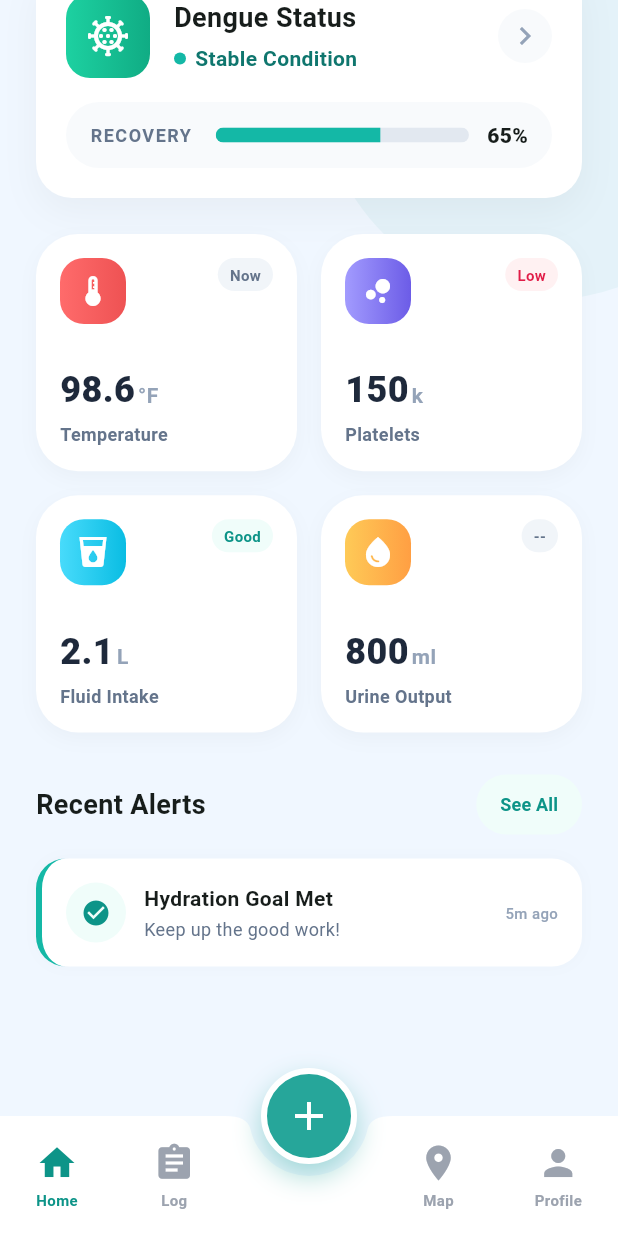
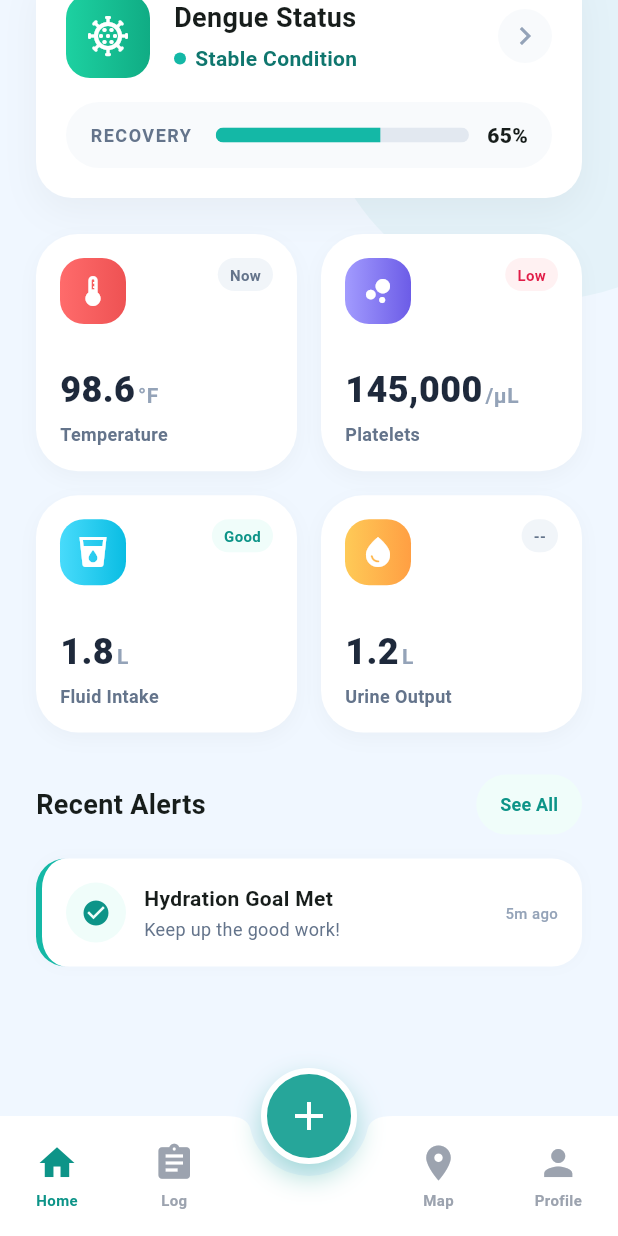
Before and after one commit to sachithravithanage/VitalTrack-MVP, a Flutter app: the DengueDashboardScreen screen opened directly, scrolled down 122 dp, on a phone screen of 412 x 824 dp. Run offline on Flutter 3.47's test engine with Material 3 defaults, Android fonts, the phone set to English and light mode, and no system bars; network calls fail; Roboto replaces fonts that are missing (Nunito).

Commit message:
Add dynamic charts and real-time data tracking for Dengue

```diff
--- a/lib/dengu.dart
+++ b/lib/dengu.dart
@@ -1,12 +1,17 @@
 import 'package:flutter/material.dart';
+import 'package:provider/provider.dart';
+import 'health_data_provider.dart'; // Import the provider
 import 'dengue_health_data_history.dart';
-import 'activity_log.dart'; // Import the new Activity Log screen
+import 'activity_log.dart';
 
 class DengueDashboardScreen extends StatelessWidget {
   const DengueDashboardScreen({super.key});
 
   @override
   Widget build(BuildContext context) {
+    // 1. THIS IS THE MAGIC LINE: Watch the provider for live updates!
+    final metrics = context.watch<HealthDataProvider>().metricsData;
+
     return Scaffold(
       body: SafeArea(
         child: Stack(
@@ -32,7 +37,8 @@ class DengueDashboardScreen extends StatelessWidget {
                   const SizedBox(height: 24),
                   _buildDengueStatusCard(),
                   const SizedBox(height: 24),
-                  _buildVitalsGrid(context),
+                  // 2. Pass the live metrics to your grid
+                  _buildVitalsGrid(context, metrics),
                   const SizedBox(height: 24),
                   _buildRecentAlerts(),
                 ],
@@ -43,7 +49,7 @@ class DengueDashboardScreen extends StatelessWidget {
       ),
       floatingActionButton: _buildFloatingActionButton(),
       floatingActionButtonLocation: FloatingActionButtonLocation.centerDocked,
-      bottomNavigationBar: _buildBottomNavigationBar(context), // Passed context here
+      bottomNavigationBar: _buildBottomNavigationBar(context),
     );
   }
 
@@ -168,15 +174,36 @@ class DengueDashboardScreen extends StatelessWidget {
     );
   }
 
-  Widget _buildVitalsGrid(BuildContext context) {
+  // 3. UPDATED TO USE LIVE DATA FROM THE PROVIDER
+  Widget _buildVitalsGrid(BuildContext context, Map<String, MetricConfig> metrics) {
     return GridView.count(
       crossAxisCount: 2, shrinkWrap: true, physics: const NeverScrollableScrollPhysics(),
       crossAxisSpacing: 16, mainAxisSpacing: 16, childAspectRatio: 1.1,
       children: [
-        _buildMetricCard(context: context, tabName: 'Temperature', icon: Icons.thermostat, iconColors: const [Color(0xFFFF6B6B), Color(0xFFEE5253)], value: '98.6', unit: '°F', label: 'Temperature', badgeText: 'Now', badgeColor: const Color(0xFFF1F5F9), badgeTextColor: const Color(0xFF64748B)),
-        _buildMetricCard(context: context, tabName: 'Platelets', icon: Icons.bubble_chart, iconColors: const [Color(0xFFA29BFE), Color(0xFF6C5CE7)], value: '150', unit: 'k', label: 'Platelets', badgeText: 'Low', badgeColor: const Color(0xFFFFF1F2), badgeTextColor: const Color(0xFFE11D48)),
-        _buildMetricCard(context: context, tabName: 'Fluid Intake', icon: Icons.local_drink, iconColors: const [Color(0xFF48DBFB), Color(0xFF0ABDE3)], value: '2.1', unit: 'L', label: 'Fluid Intake', badgeText: 'Good', badgeColor: const Color(0xFFF0FDFA), badgeTextColor: const Color(0xFF0D9488)),
-        _buildMetricCard(context: context, tabName: 'Urine Output', icon: Icons.water_drop, iconColors: const [Color(0xFFFECA57), Color(0xFFFF9F43)], value: '800', unit: 'ml', label: 'Urine Output', badgeText: '--', badgeColor: const Color(0xFFF1F5F9), badgeTextColor: const Color(0xFF64748B)),
+        _buildMetricCard(
+            context: context, tabName: 'Temperature', icon: Icons.thermostat, iconColors: const [Color(0xFFFF6B6B), Color(0xFFEE5253)],
+            value: metrics['Temperature']!.currentValue, // Live Value
+            unit: metrics['Temperature']!.unit,          // Live Unit
+            label: 'Temperature', badgeText: 'Now', badgeColor: const Color(0xFFF1F5F9), badgeTextColor: const Color(0xFF64748B)
+        ),
+        _buildMetricCard(
+            context: context, tabName: 'Platelets', icon: Icons.bubble_chart, iconColors: const [Color(0xFFA29BFE), Color(0xFF6C5CE7)],
+            value: metrics['Platelets']!.currentValue,   // Live Value
+            unit: metrics['Platelets']!.unit,            // Live Unit
+            label: 'Platelets', badgeText: 'Low', badgeColor: const Color(0xFFFFF1F2), badgeTextColor: const Color(0xFFE11D48)
+        ),
+        _buildMetricCard(
+            context: context, tabName: 'Fluid Intake', icon: Icons.local_drink, iconColors: const [Color(0xFF48DBFB), Color(0xFF0ABDE3)],
+            value: metrics['Fluid Intake']!.currentValue, // Live Value
+            unit: metrics['Fluid Intake']!.unit,          // Live Unit
+            label: 'Fluid Intake', badgeText: 'Good', badgeColor: const Color(0xFFF0FDFA), badgeTextColor: const Color(0xFF0D9488)
+        ),
+        _buildMetricCard(
+            context: context, tabName: 'Urine Output', icon: Icons.water_drop, iconColors: const [Color(0xFFFECA57), Color(0xFFFF9F43)],
+            value: metrics['Urine Output']!.currentValue, // Live Value
+            unit: metrics['Urine Output']!.unit,          // Live Unit
+            label: 'Urine Output', badgeText: '--', badgeColor: const Color(0xFFF1F5F9), badgeTextColor: const Color(0xFF64748B)
+        ),
       ],
     );
   }
@@ -214,7 +241,8 @@ class DengueDashboardScreen extends StatelessWidget {
             Row(
               crossAxisAlignment: CrossAxisAlignment.baseline, textBaseline: TextBaseline.alphabetic,
               children: [
-                Text(value, style: const TextStyle(fontSize: 24, fontWeight: FontWeight.w900, color: Color(0xFF1E293B))),
+                // 4. Wrap text in Flexible to prevent overflow on long numbers
+                Flexible(child: Text(value, style: const TextStyle(fontSize: 24, fontWeight: FontWeight.w900, color: Color(0xFF1E293B)), overflow: TextOverflow.ellipsis)),
                 const SizedBox(width: 2),
                 Text(unit, style: const TextStyle(fontSize: 14, fontWeight: FontWeight.w600, color: Color(0xFF94A3B8)))
               ],
@@ -291,7 +319,6 @@ class DengueDashboardScreen extends StatelessWidget {
     );
   }
 
-  // --- UPDATED BOTTOM NAVIGATION BAR ---
   Widget _buildBottomNavigationBar(BuildContext context) {
     return BottomAppBar(
       color: Colors.white,
@@ -309,7 +336,6 @@ class DengueDashboardScreen extends StatelessWidget {
             _buildNavItem(
                 icon: Icons.assignment, label: 'Log', isActive: false,
                 onTap: () {
-                  // Navigate to Activity Log Screen
                   Navigator.push(context, MaterialPageRoute(builder: (context) => const ActivityLogScreen()));
                 }
             ),
--- /dev/null
+++ b/lib/health_data_provider.dart
@@ -0,0 +1,123 @@
+import 'package:flutter/material.dart';
+import 'package:intl/intl.dart';
+
+class MetricConfig {
+  final String title;
+  String currentValue;
+  final String unit;
+  String status;
+  final String statusSub;
+  final IconData icon;
+  final Color baseColor;
+  final List<Color> gradient;
+  final double sliderMin;
+  final double sliderMax;
+  final String labelMin;
+  final String labelMid;
+  final String labelMax;
+  List<Map<String, String>> history;
+  List<double> chartData; // NEW: Stores the actual numbers for the chart
+
+  MetricConfig({
+    required this.title, required this.currentValue, required this.unit,
+    required this.status, required this.statusSub, required this.icon,
+    required this.baseColor, required this.gradient,
+    required this.sliderMin, required this.sliderMax,
+    required this.labelMin, required this.labelMid, required this.labelMax,
+    required this.history, required this.chartData,
+  });
+}
+
+class HealthDataProvider extends ChangeNotifier {
+  final Map<String, MetricConfig> metricsData = {
+    'Platelets': MetricConfig(
+      title: 'Current Platelet Count', currentValue: '145,000', unit: '/µL',
+      status: 'STABLE', statusSub: 'Ref: 150k - 450k',
+      icon: Icons.bloodtype, baseColor: const Color(0xFFEF4444),
+      gradient: const [Color(0xFFFCA5A5), Color(0xFFDC2626)],
+      sliderMin: 0, sliderMax: 500000,
+      labelMin: '0', labelMid: '250k', labelMax: '500k',
+      // Initial dummy data for the chart line
+      chartData: [130000, 135000, 132000, 140000, 138000, 142000, 145000],
+      history: [
+        {'val': '145,000 /µL', 'time': 'Today, 10:30 AM'},
+        {'val': '142,000 /µL', 'time': 'Today, 08:00 AM'},
+        {'val': '138,000 /µL', 'time': 'Yesterday, 09:15 PM'},
+      ],
+    ),
+    'Fluid Intake': MetricConfig(
+      title: 'Daily Fluid Intake', currentValue: '1.8', unit: 'L',
+      status: 'ON TRACK', statusSub: 'Goal: 2.5 L',
+      icon: Icons.water_drop, baseColor: const Color(0xFF14B8A6),
+      gradient: const [Color(0xFF2DD4BF), Color(0xFF0E7490)],
+      sliderMin: 0, sliderMax: 5,
+      labelMin: '0 L', labelMid: '2.5 L', labelMax: '5 L',
+      chartData: [1.2, 1.5, 1.3, 1.8, 2.0, 1.7, 1.8],
+      history: [
+        {'val': '0.5 L', 'time': 'Today, 10:30 AM'},
+        {'val': '0.3 L', 'time': 'Today, 08:00 AM'},
+        {'val': '0.2 L', 'time': 'Yesterday, 09:15 PM'},
+      ],
+    ),
+    'Urine Output': MetricConfig(
+      title: 'Daily Urine Output', currentValue: '1.2', unit: 'L',
+      status: 'NORMAL', statusSub: 'Goal: 1.5 L',
+      icon: Icons.science, baseColor: const Color(0xFFEAB308),
+      gradient: const [Color(0xFFFACC15), Color(0xFFCA8A04)],
+      sliderMin: 0, sliderMax: 1000,
+      labelMin: '0 ml', labelMid: '500 ml', labelMax: '1000 ml',
+      chartData: [300, 400, 350, 500, 450, 400, 400],
+      history: [
+        {'val': '400 ml', 'time': 'Today, 11:15 AM'},
+        {'val': '350 ml', 'time': 'Today, 07:45 AM'},
+        {'val': '450 ml', 'time': 'Yesterday, 10:30 PM'},
+      ],
+    ),
+    'Temperature': MetricConfig(
+      title: 'Latest Temperature', currentValue: '98.6', unit: '°F',
+      status: 'NORMAL', statusSub: 'Status: Normal',
+      icon: Icons.thermostat, baseColor: const Color(0xFFF97316),
+      gradient: const [Color(0xFFFB923C), Color(0xFFEA580C)],
+      sliderMin: 95, sliderMax: 105,
+      labelMin: '95°F', labelMid: '100°F', labelMax: '105°F',
+      chartData: [101.5, 100.2, 99.5, 99.8, 99.0, 98.4, 98.6],
+      history: [
+        {'val': '98.6 °F', 'time': 'Today, 10:30 AM'},
+        {'val': '99.1 °F', 'time': 'Today, 08:00 AM'},
+        {'val': '98.4 °F', 'time': 'Yesterday, 09:15 PM'},
+      ],
+    ),
+  };
+
+  void addEntry(String tabName, double value) {
+    final metric = metricsData[tabName]!;
+
+    // 1. Update Current Text Value
+    String formattedValue;
+    if (tabName == 'Platelets') {
+      formattedValue = value.toInt().toString().replaceAllMapped(RegExp(r'(\d{1,3})(?=(\d{3})+(?!\d))'), (Match m) => '${m[1]},');
+    } else if (tabName == 'Temperature' || tabName == 'Fluid Intake') {
+      formattedValue = value.toStringAsFixed(1);
+    } else {
+      formattedValue = value.toInt().toString();
+    }
+    metric.currentValue = formattedValue;
+
+    // 2. Add to text history
+    final now = DateTime.now();
+    String timeString = 'Today, ${DateFormat('hh:mm a').format(now)}';
+    metric.history.insert(0, {
+      'val': '$formattedValue ${metric.unit}',
+      'time': timeString,
+    });
+
+    // 3. UPDATE THE CHART DATA!
+    // Add the new value to the end of the line, and remove the oldest day
+    metric.chartData.add(value);
+    if (metric.chartData.length > 7) {
+      metric.chartData.removeAt(0);
+    }
+
+    notifyListeners();
+  }
+}
--- a/pubspec.yaml
+++ b/pubspec.yaml
@@ -30,10 +30,8 @@ environment:
 dependencies:
   flutter:
     sdk: flutter
-
-  # The following adds the Cupertino Icons font to your application.
-  # Use with the CupertinoIcons class for iOS style icons.
-  cupertino_icons: ^1.0.8
+  provider: ^6.1.2     # You added this one earlier!
+  intl: ^0.19.0        # Add this line right here
 
 dev_dependencies:
   flutter_test:
```
Also changed, not shown: lib/dengue_health_data_history.dart (+89 -237 lines), lib/lepto_health_data_provider.dart (added, +129 -0 lines), lib/main.dart (+13 -2 lines), pubspec.lock.
